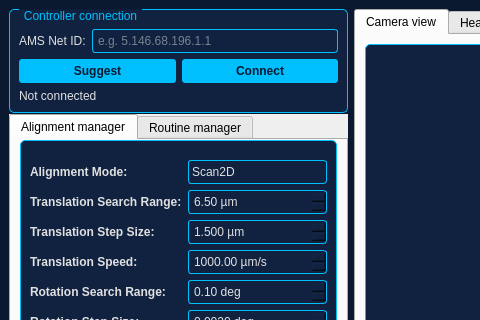
Qt form main_window.ui (InspekSolutions/Automatic-Alignment-Controller-Script) before a commit; both pictures show x 0 to 480 and y 0 to 320 of the 1184 by 862 pixel window.
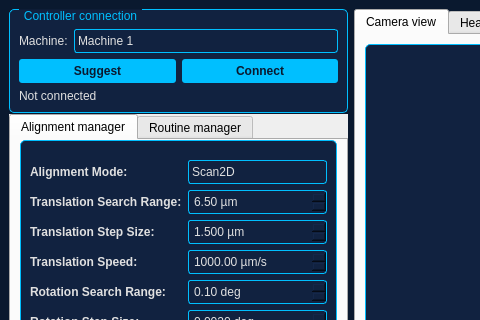
The same form after that commit. Icons and pictures are not drawn.

Commit message: Fix axes range, add rolling window

```diff
--- a/main_window.ui
+++ b/main_window.ui
@@ -134,15 +134,22 @@
          <item row="0" column="0">
           <widget class="QLabel" name="ams_net_id_label">
            <property name="text">
-            <string>AMS Net ID:</string>
+            <string>Machine:</string>
            </property>
           </widget>
          </item>
          <item row="0" column="1">
-          <widget class="QLineEdit" name="ams_net_id_input">
-           <property name="placeholderText">
-            <string>e.g. 5.146.68.196.1.1</string>
-           </property>
+          <widget class="QComboBox" name="machine_combo">
+           <item>
+            <property name="text">
+             <string>Machine 1</string>
+            </property>
+           </item>
+           <item>
+            <property name="text">
+             <string>Machine 2</string>
+            </property>
+           </item>
           </widget>
          </item>
          <item row="1" column="0" colspan="2">
```
Left out of the diff: 2 changed lines with no effect on the pictures. The commit also changes 2 other files.
